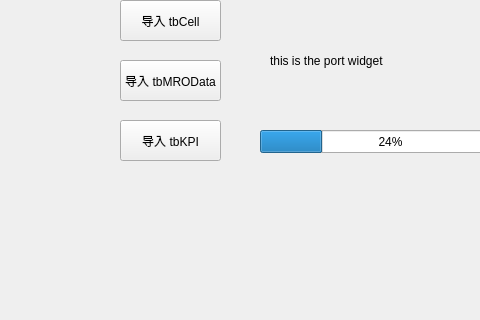
The window that db_sys/tab_data_io.ui (shizhonghao/DBAS) describes before a commit, drawn with Qt 5; both pictures show x 0 to 480 and y 180 to 500 of the 800 by 500 pixel window.
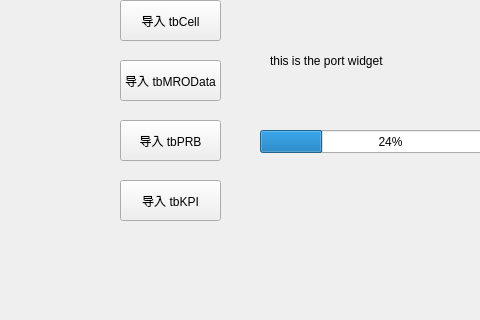
The same window after the commit.

```diff
--- a/db_sys/tab_data_io.ui
+++ b/db_sys/tab_data_io.ui
@@ -62,7 +62,7 @@
     </rect>
    </property>
    <property name="text">
-    <string>导入 tbKPI</string>
+    <string>导入 tbPRB</string>
    </property>
   </widget>
   <widget class="QProgressBar" name="progressBar">
@@ -78,6 +78,19 @@
     <number>24</number>
    </property>
   </widget>
+  <widget class="QPushButton" name="pushButton_4">
+   <property name="geometry">
+    <rect>
+     <x>120</x>
+     <y>360</y>
+     <width>101</width>
+     <height>41</height>
+    </rect>
+   </property>
+   <property name="text">
+    <string>导入 tbKPI</string>
+   </property>
+  </widget>
  </widget>
  <resources/>
  <connections/>
```
